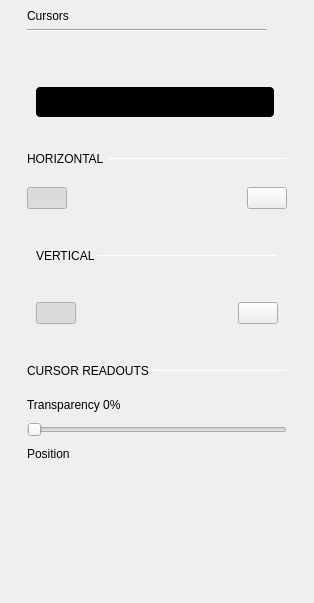
This is ui/cursors_settings.ui in analogdevicesinc/scopy as Qt 5 draws it before an edit. The edited form follows.
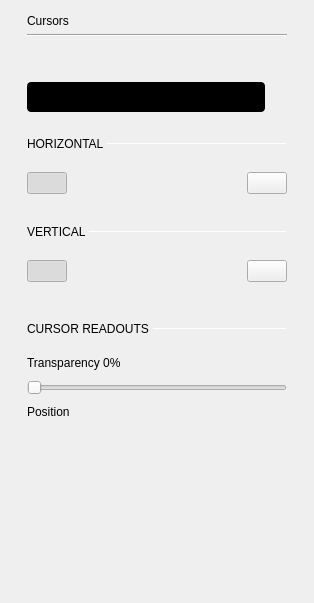
This is the edited form. Custom widgets are drawn as their Qt base class.

Commit message: CursorsSettings: Fixed UI alignment

Patch:
```diff
--- a/ui/cursors_settings.ui
+++ b/ui/cursors_settings.ui
@@ -21,7 +21,7 @@
     <number>18</number>
    </property>
    <property name="topMargin">
-    <number>0</number>
+    <number>5</number>
    </property>
    <property name="rightMargin">
     <number>18</number>
@@ -55,7 +55,7 @@
         <x>0</x>
         <y>0</y>
         <width>278</width>
-        <height>603</height>
+        <height>598</height>
        </rect>
       </property>
       <layout class="QVBoxLayout" name="verticalLayout_7">
@@ -85,7 +85,7 @@
          </property>
          <property name="maximumSize">
           <size>
-           <width>240</width>
+           <width>280</width>
            <height>2</height>
           </size>
          </property>
@@ -124,11 +124,20 @@
          <item>
           <widget class="QWidget" name="widgteBtnNormalTrack" native="true">
            <layout class="QVBoxLayout" name="verticalLayout_6">
+            <property name="spacing">
+             <number>0</number>
+            </property>
+            <property name="leftMargin">
+             <number>0</number>
+            </property>
             <property name="topMargin">
-             <number>10</number>
+             <number>0</number>
+            </property>
+            <property name="rightMargin">
+             <number>0</number>
             </property>
             <property name="bottomMargin">
-             <number>10</number>
+             <number>0</number>
             </property>
             <item>
              <spacer name="verticalSpacer_3">
@@ -385,7 +394,19 @@
        <item>
         <widget class="QWidget" name="widgetVertical" native="true">
          <layout class="QGridLayout" name="gridLayout_2">
-          <property name="horizontalSpacing">
+          <property name="leftMargin">
+           <number>0</number>
+          </property>
+          <property name="topMargin">
+           <number>0</number>
+          </property>
+          <property name="rightMargin">
+           <number>0</number>
+          </property>
+          <property name="bottomMargin">
+           <number>0</number>
+          </property>
+          <property name="spacing">
            <number>0</number>
           </property>
           <item row="0" column="0" colspan="2">
@@ -467,6 +488,15 @@
           <property name="spacing">
            <number>10</number>
           </property>
+          <property name="leftMargin">
+           <number>0</number>
+          </property>
+          <property name="topMargin">
+           <number>0</number>
+          </property>
+          <property name="rightMargin">
+           <number>0</number>
+          </property>
           <item>
            <layout class="QHBoxLayout" name="horizontalLayout_2">
             <property name="topMargin">
```
